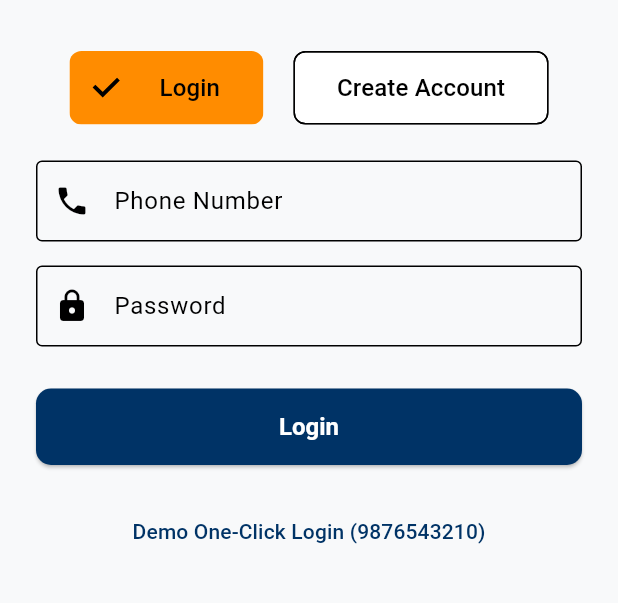
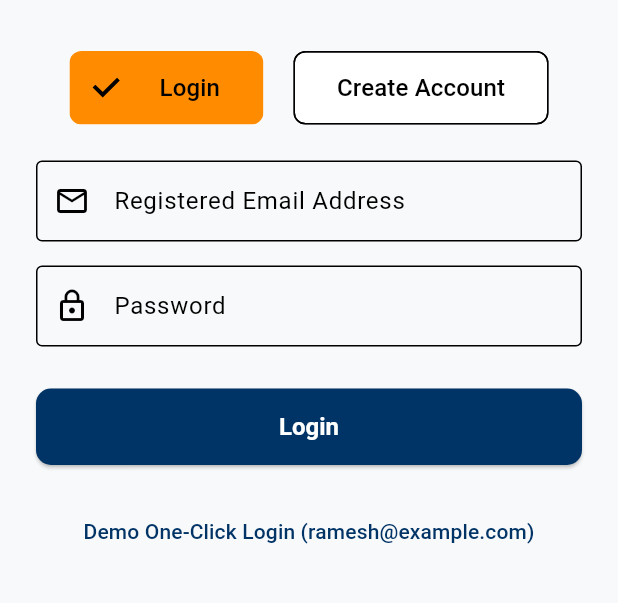
Before and after one commit to Elangoofficial49/scheme-mate-ai, a Flutter app: the screen it shows after launch, on a phone screen of 412 x 824 dp, the part 84-687 px from its top. Run offline on Flutter 3.47's test engine with Material 3 defaults, Android fonts, the phone set to English and light mode, and no system bars; our stand-ins replace shared_preferences.

Commit message:
feat(auth): switch login credentials to registered email and password

```diff
--- a/mobile/flutter_app/lib/providers/auth_provider.dart
+++ b/mobile/flutter_app/lib/providers/auth_provider.dart
@@ -4,25 +4,29 @@ import '../core/network/api_client.dart';
 class AuthProvider with ChangeNotifier {
   bool _isLoggedIn = false;
   String? _userId;
+  String? _email;
   String? _phone;
   String? _fullName;
   List<String> _roles = [];
 
   bool get isLoggedIn => _isLoggedIn;
   String? get userId => _userId;
+  String? get email => _email;
   String? get phone => _phone;
   String? get fullName => _fullName;
   bool get isAdmin => _roles.contains("ADMIN");
 
-  Future<bool> login(String phone, String password) async {
+  Future<bool> login(String emailOrIdentifier, String password) async {
     final res = await ApiClient.post("/auth/login", {
-      "phone": phone,
+      "email": emailOrIdentifier.trim(),
+      "phone": emailOrIdentifier.trim(),
       "password": password
     });
 
     if (res["success"] == true && res["data"] != null) {
       _isLoggedIn = true;
       _userId = res["data"]["user_id"];
+      _email = res["data"]["email"];
       _phone = res["data"]["phone"];
       _fullName = res["data"]["full_name"];
       _roles = List<String>.from(res["data"]["roles"] ?? ["USER"]);
@@ -70,6 +74,7 @@ class AuthProvider with ChangeNotifier {
   void logout() {
     _isLoggedIn = false;
     _userId = null;
+    _email = null;
     _phone = null;
     _fullName = null;
     _roles = [];
--- a/mobile/flutter_app/lib/screens/auth_screen.dart
+++ b/mobile/flutter_app/lib/screens/auth_screen.dart
@@ -26,15 +26,15 @@ class _AuthScreenState extends State<AuthScreen> {
     final auth = Provider.of<AuthProvider>(context, listen: false);
 
     if (_isLoginTab) {
-      if (_phoneController.text.trim().isEmpty || _passwordController.text.trim().isEmpty) {
+      if (_emailController.text.trim().isEmpty || _passwordController.text.trim().isEmpty) {
         ScaffoldMessenger.of(context).showSnackBar(
-          const SnackBar(content: Text("Please enter phone number and password.")),
+          const SnackBar(content: Text("Please enter your registered email address and password.")),
         );
         return;
       }
 
       setState(() => _isLoading = true);
-      bool success = await auth.login(_phoneController.text.trim(), _passwordController.text.trim());
+      bool success = await auth.login(_emailController.text.trim(), _passwordController.text.trim());
       setState(() => _isLoading = false);
 
       if (success && mounted) {
@@ -45,7 +45,7 @@ class _AuthScreenState extends State<AuthScreen> {
       } else if (mounted) {
         ScaffoldMessenger.of(context).showSnackBar(
           const SnackBar(
-            content: Text("Authentication failed. Invalid phone number or password."),
+            content: Text("Authentication failed. Invalid email address or password."),
             backgroundColor: AppTheme.warningOrange,
           ),
         );
@@ -266,10 +266,10 @@ class _AuthScreenState extends State<AuthScreen> {
                               ),
                             );
 
-                            // Redirect to Login Tab with phone pre-filled
+                            // Redirect to Login Tab with registered email pre-filled
                             setState(() {
                               _isLoginTab = true;
-                              _phoneController.text = phone;
+                              _emailController.text = email;
                               _passwordController.clear();
                             });
                           } else if (mounted) {
@@ -337,14 +337,27 @@ class _AuthScreenState extends State<AuthScreen> {
             ),
             const SizedBox(height: 24),
 
-            if (!_isLoginTab) ...[
+            if (_isLoginTab) ...[
+              // Registered Email Address for Login
+              TextField(
+                controller: _emailController,
+                keyboardType: TextInputType.emailAddress,
+                decoration: const InputDecoration(
+                  labelText: "Registered Email Address",
+                  hintText: "e.g. name@example.com",
+                  prefixIcon: Icon(Icons.email_outlined),
+                  border: OutlineInputBorder(),
+                ),
+              ),
+              const SizedBox(height: 16),
+            ] else ...[
               // Full Name
               TextField(
                 controller: _nameController,
                 decoration: const InputDecoration(
                   labelText: "Full Name",
                   hintText: "e.g. Ramesh Kumar",
-                  prefixIcon: Icon(Icons.person),
+                  prefixIcon: Icon(Icons.person_outline),
                   border: OutlineInputBorder(),
                 ),
               ),
@@ -357,12 +370,11 @@ class _AuthScreenState extends State<AuthScreen> {
                 decoration: const InputDecoration(
                   labelText: "Email Address",
                   hintText: "e.g. elangoai12@gmail.com",
-                  prefixIcon: Icon(Icons.email),
+                  prefixIcon: Icon(Icons.email_outlined),
                   border: OutlineInputBorder(),
                 ),
               ),
               const SizedBox(height: 16),
-            ],
 
               // Phone Number
               TextField(
@@ -371,21 +383,22 @@ class _AuthScreenState extends State<AuthScreen> {
                 decoration: const InputDecoration(
                   labelText: "Phone Number",
                   hintText: "10-digit mobile number",
-                prefixIcon: Icon(Icons.phone),
+                  prefixIcon: Icon(Icons.phone_outlined),
                   border: OutlineInputBorder(),
                 ),
               ),
               const SizedBox(height: 16),
+            ],
 
             // Password
             TextField(
               controller: _passwordController,
               obscureText: true,
-              decoration: const InputDecoration(
+              decoration: InputDecoration(
                 labelText: "Password",
-                hintText: "At least 6 characters",
-                prefixIcon: Icon(Icons.lock),
-                border: OutlineInputBorder(),
+                hintText: _isLoginTab ? "Enter your password" : "At least 6 characters",
+                prefixIcon: const Icon(Icons.lock_outline),
+                border: const OutlineInputBorder(),
               ),
             ),
             const SizedBox(height: 28),
@@ -413,11 +426,11 @@ class _AuthScreenState extends State<AuthScreen> {
               TextButton(
                 onPressed: () {
                   // Demo quick login
-                  _phoneController.text = "9876543210";
+                  _emailController.text = "ramesh@example.com";
                   _passwordController.text = "123456";
                   _submit();
                 },
-                child: const Text("Demo One-Click Login (9876543210)"),
+                child: const Text("Demo One-Click Login (ramesh@example.com)"),
               )
           ],
         ),
```
Also changed, not shown: 2 other files. Lines whose indentation alone changed are shown as unchanged.
